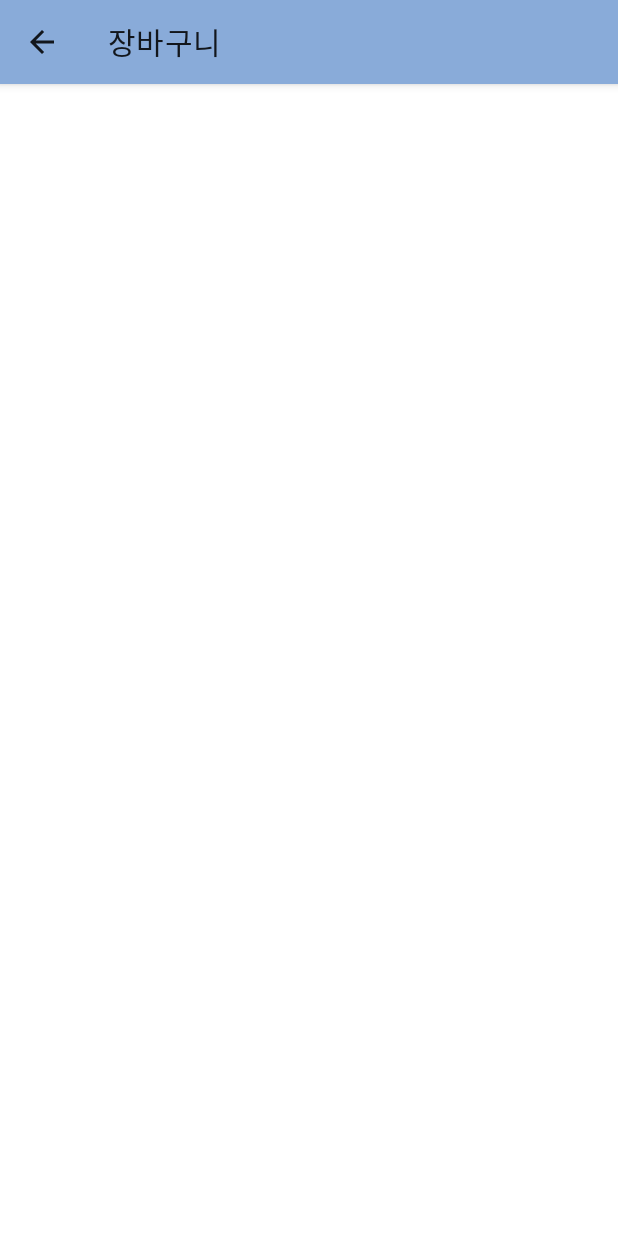
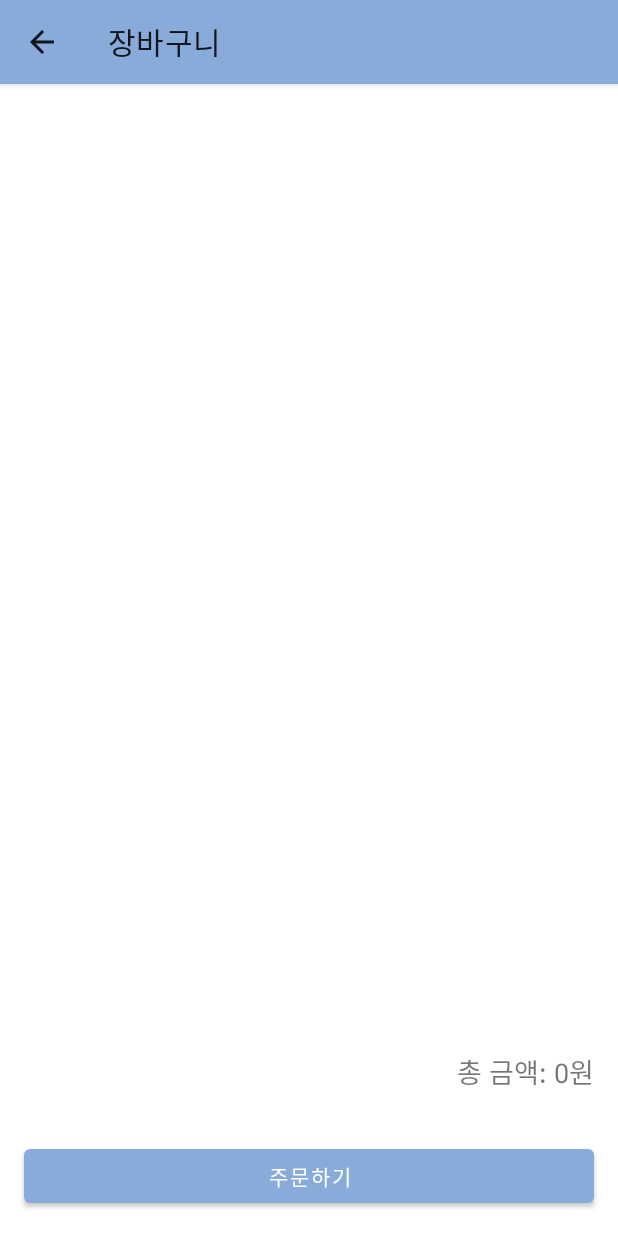
Before and after one commit to jiho5191/mobile-kiosk-app, an Android app: the MainActivity2 screen opened directly, with no data from a screen before it, on a phone screen of 412 x 824 dp. Run offline under Robolectric (Android 15) with nearby library versions, the phone set to English and light mode, and no system bars.

Commit message:
장바구니 총 금액이랑 주문하기 버튼 추가

```diff
--- a/app/src/main/AndroidManifest.xml
+++ b/app/src/main/AndroidManifest.xml
@@ -13,9 +13,12 @@
         android:theme="@style/Theme.Mobileteam10"
         tools:targetApi="31">
         <activity
+            android:name=".OrderHistoryActivity"
+            android:exported="false" />
+        <activity
             android:name=".MainActivity2"
             android:exported="false"
-            android:parentActivityName=".MainActivity"/>
+            android:parentActivityName=".MainActivity" />
         <activity
             android:name=".MainActivity"
             android:exported="true">
--- a/app/src/main/java/com/example/mobile_team10/MainActivity2.kt
+++ b/app/src/main/java/com/example/mobile_team10/MainActivity2.kt
@@ -11,6 +11,8 @@ import androidx.recyclerview.widget.RecyclerView
 class MainActivity2 : AppCompatActivity() {
     private lateinit var recyclerView: RecyclerView
     private lateinit var adapter: CartAdapter
+    private lateinit var totalPriceText: android.widget.TextView
+    private lateinit var orderButton: android.widget.Button
 
     override fun onCreate(savedInstanceState: Bundle?) {
         super.onCreate(savedInstanceState)
@@ -23,12 +25,40 @@ class MainActivity2 : AppCompatActivity() {
         title="장바구니"
 
         recyclerView = findViewById(R.id.cartRecyclerView)
+        totalPriceText = findViewById(R.id.totalPriceText)
+        orderButton = findViewById(R.id.orderButton)
+
         adapter = CartAdapter(CartManager.getItems().toMutableList()) { item ->
             CartManager.removeItem(item)
             adapter.updateItems(CartManager.getItems().toMutableList())
+            updateTotalPrice()
         }
 
         recyclerView.adapter = adapter
         recyclerView.layoutManager = LinearLayoutManager(this)
+
+        updateTotalPrice()
+
+        orderButton.setOnClickListener {
+            val total = CartManager.getItems().sumOf { it.price * it.count }
+            androidx.appcompat.app.AlertDialog.Builder(this)
+                .setTitle("주문 확인")
+                .setMessage("총 금액은 ${total}원입니다.\n주문하시겠습니까?")
+                .setPositiveButton("예") { dialog, _ ->
+                    CartManager.clear()
+                    adapter.updateItems(CartManager.getItems().toMutableList())
+                    updateTotalPrice()
+                    dialog.dismiss()
+                }
+                .setNegativeButton("아니요") { dialog, _ ->
+                    dialog.dismiss()
+                }
+                .show()
+        }
+    }
+
+    private fun updateTotalPrice() {
+        val total = CartManager.getItems().sumOf { it.price * it.count }
+        totalPriceText.text = "총 금액: ${total}원"
     }
 }
--- a/app/src/main/res/layout/activity_main2.xml
+++ b/app/src/main/res/layout/activity_main2.xml
@@ -9,5 +9,22 @@
     <androidx.recyclerview.widget.RecyclerView
         android:id="@+id/cartRecyclerView"
         android:layout_width="match_parent"
-        android:layout_height="match_parent"/>
+        android:layout_height="0dp"
+        android:layout_weight="1"/>
+
+    <TextView
+        android:id="@+id/totalPriceText"
+        android:layout_width="match_parent"
+        android:layout_height="wrap_content"
+        android:text="총 금액: 0원"
+        android:textSize="18sp"
+        android:padding="16dp"
+        android:gravity="end"/>
+
+    <Button
+        android:id="@+id/orderButton"
+        android:layout_width="match_parent"
+        android:layout_height="wrap_content"
+        android:text="주문하기"
+        android:layout_margin="16dp"/>
 </LinearLayout>
```
Also changed, not shown: app/src/main/java/com/example/mobile_team10/OrderHistoryActivity.kt (added, +30 -0 lines), app/src/main/java/com/example/mobile_team10/OrderManager.kt (added, +15 -0 lines), app/src/main/res/layout/activity_order_history.xml (added, +13 -0 lines), app/src/main/java/com/example/mobile_team10/CartAdapter.kt (line endings or trailing spaces), app/src/main/java/com/example/mobile_team10/CartItem.kt (line endings or trailing spaces).
